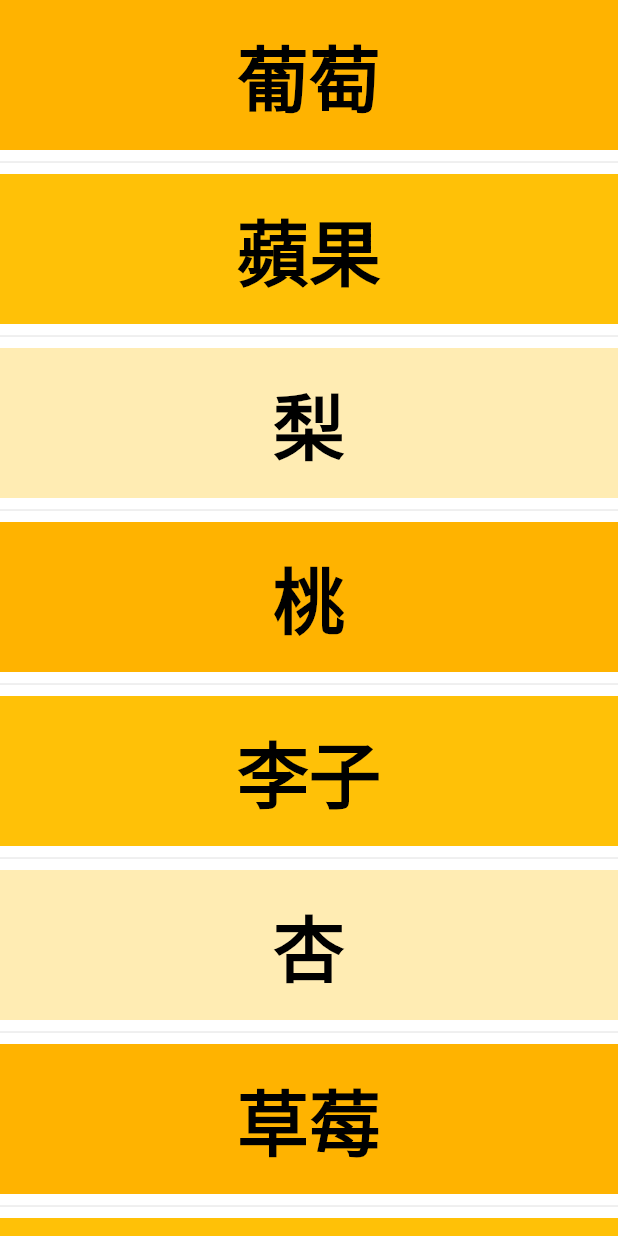
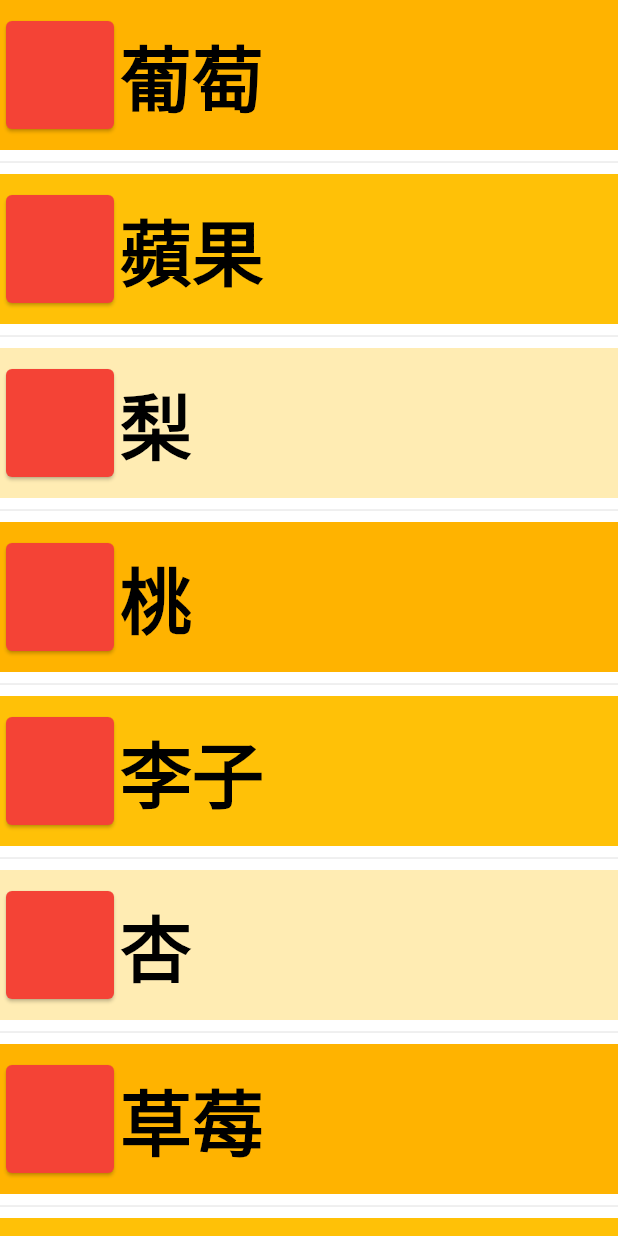
Before and after one commit to ddasdkimo/flutter_practice, a Flutter app: the screen it shows after launch, on a phone screen of 412 x 824 dp. Run offline on Flutter 3.47's test engine with Material 2 defaults, Android fonts, the phone set to English and light mode, and no system bars.

Commit message:
add cards

```diff
--- a/lib/page/listview_test.dart
+++ b/lib/page/listview_test.dart
@@ -22,7 +22,6 @@ class ListViewTest extends StatelessWidget {
     List<int> colorCodes = <int>[600, 500, 100];
     return ListView.builder(
         itemCount: names.length,
-
         itemBuilder: (BuildContext context, int position) {
           var name = names[position];
           return Column(
@@ -30,12 +29,21 @@ class ListViewTest extends StatelessWidget {
               Container(
                 height: 100,
                 color: Colors.amber[colorCodes[position % colorCodes.length]],
-                child: Center(
-                  child: Text(
-                    name,
-                    style: TextStyle(
-                        color: Colors.black, decoration: TextDecoration.none),
-                  ),
+                child: Row(
+                  children: [
+                    Container(
+                        height: 80,
+                        width: 80,
+                        child: Card(
+                          color: Colors.red,
+                        )),
+                    Text(
+                      name,
+                      style: TextStyle(
+                          color: Colors.black,
+                          decoration: TextDecoration.none),
+                    ),
+                  ],
                 ),
               ),
               Divider()
```
